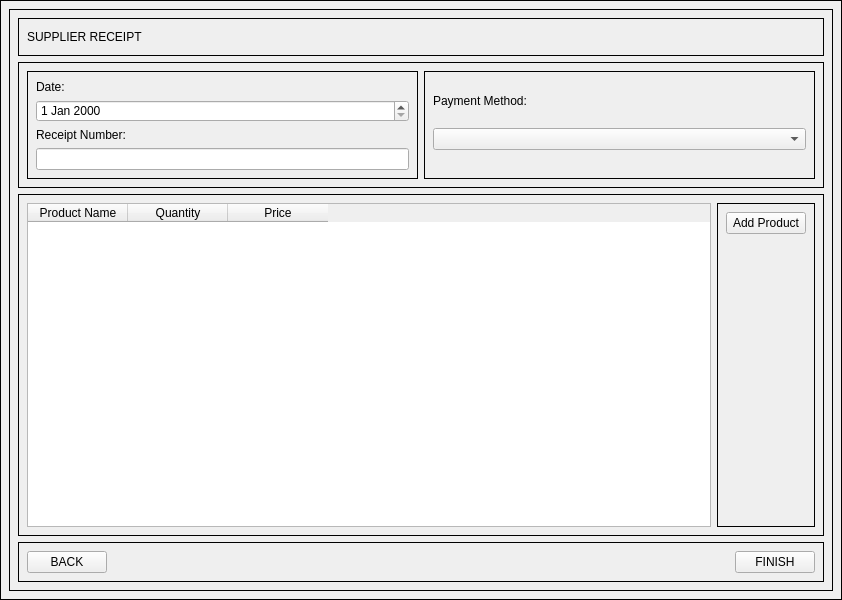
The window that Screens/MainMenuScreens/Records/Add_Receipt.ui (Bideiro/Ranil_project_py) describes before a commit, drawn with Qt 5.
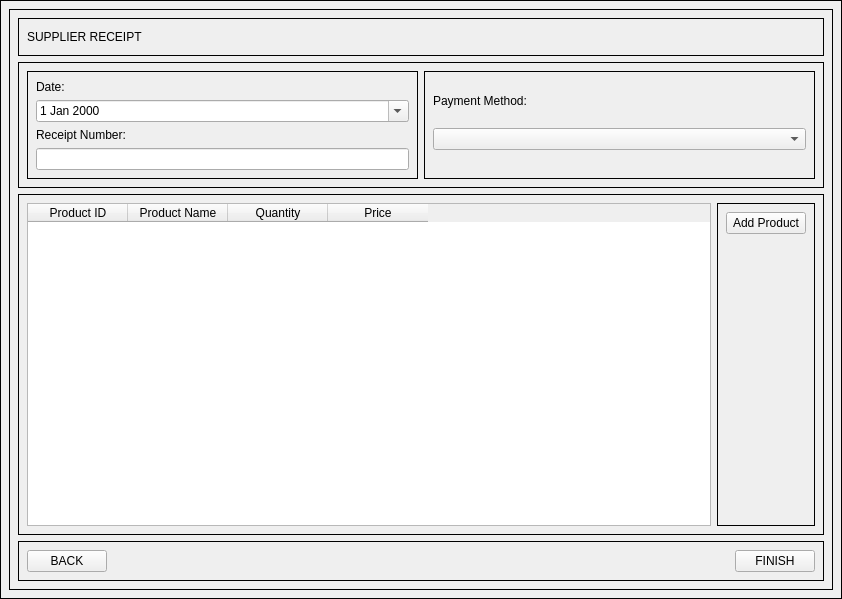
The same window after the commit.

The edit to the form file:
```diff
--- a/Screens/MainMenuScreens/Records/Add_Receipt.ui
+++ b/Screens/MainMenuScreens/Records/Add_Receipt.ui
@@ -7,7 +7,7 @@
     <x>0</x>
     <y>0</y>
     <width>842</width>
-    <height>600</height>
+    <height>599</height>
    </rect>
   </property>
   <property name="windowTitle">
@@ -63,7 +63,14 @@
               </widget>
              </item>
              <item>
-              <widget class="QDateEdit" name="Date_LE"/>
+              <widget class="QDateEdit" name="Date_LE">
+               <property name="calendarPopup">
+                <bool>true</bool>
+               </property>
+               <property name="timeSpec">
+                <enum>Qt::LocalTime</enum>
+               </property>
+              </widget>
              </item>
              <item>
               <widget class="QLabel" name="label_3">
@@ -115,6 +122,23 @@
          <layout class="QHBoxLayout" name="horizontalLayout">
           <item>
            <widget class="QTableWidget" name="Product_Table">
+            <property name="editTriggers">
+             <set>QAbstractItemView::NoEditTriggers</set>
+            </property>
+            <property name="alternatingRowColors">
+             <bool>true</bool>
+            </property>
+            <property name="sortingEnabled">
+             <bool>true</bool>
+            </property>
+            <attribute name="verticalHeaderVisible">
+             <bool>false</bool>
+            </attribute>
+            <column>
+             <property name="text">
+              <string>Product ID</string>
+             </property>
+            </column>
             <column>
              <property name="text">
               <string>Product Name</string>
```
